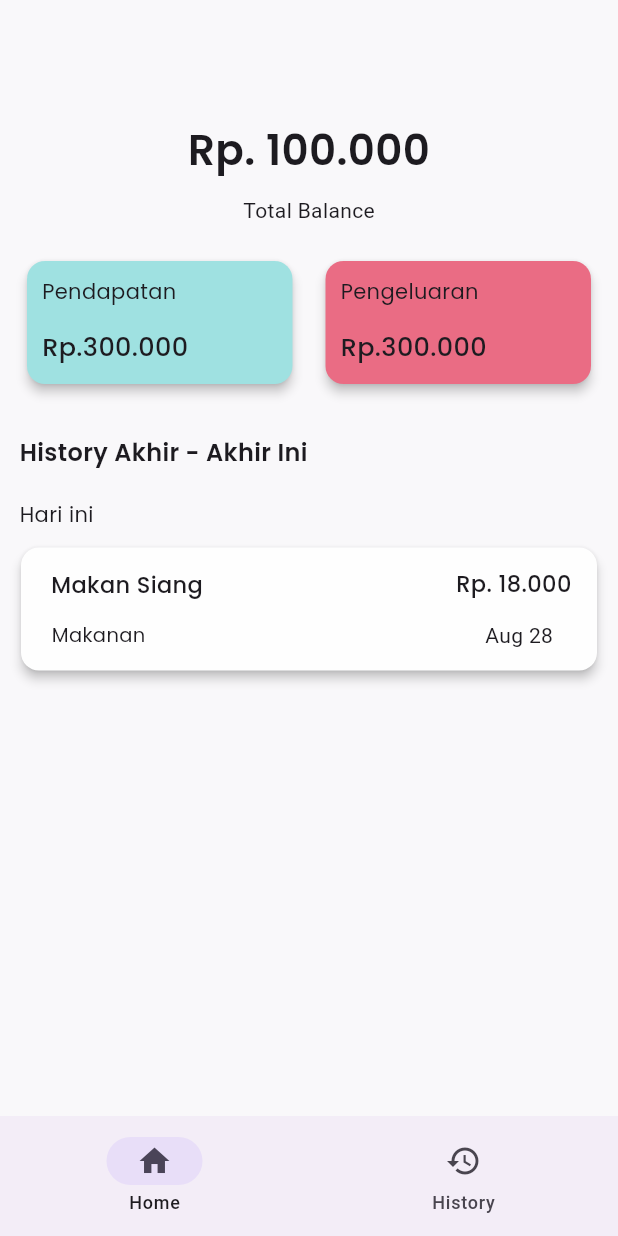
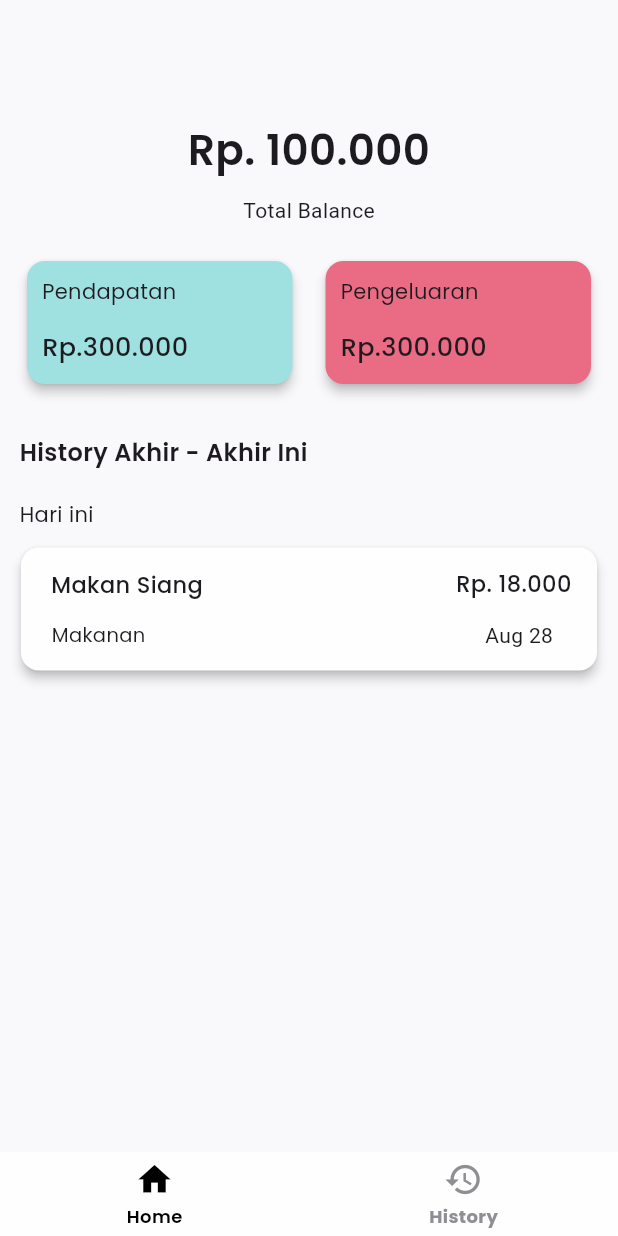
Before and after one commit to ITakora/money_manager, a Flutter app: the screen it shows after launch, on a phone screen of 412 x 824 dp. Run offline on Flutter 3.47's test engine with Material 3 defaults, Android fonts, the phone set to English and light mode, and no system bars; drawn by our look-alikes of persistent_bottom_nav_bar_v2; our stand-ins replace google_fonts.

Commit message:
changing bottom navigation to use library and refactor main file

```diff
--- a/lib/main.dart
+++ b/lib/main.dart
@@ -1,19 +1,4 @@
 import 'package:flutter/material.dart';
-import 'package:money_manager/screens/home_screen.dart';
+import 'package:money_manager/screens/bottom_navigation.dart';
 
-void main() {
-  runApp(const MyApp());
-}
-
-class MyApp extends StatelessWidget {
-  const MyApp({super.key});
-
-  // This widget is the root of your application.
-  @override
-  Widget build(BuildContext context) {
-    return const MaterialApp(
-      debugShowCheckedModeBanner: false,
-      home: HomeScreen(),
-    );
-  }
-}
+void main() => runApp(BottomNavigation());
--- /dev/null
+++ b/lib/screens/bottom_navigation.dart
@@ -0,0 +1,45 @@
+import 'package:flutter/material.dart';
+import 'package:google_fonts/google_fonts.dart';
+import 'package:money_manager/screens/history_screen.dart';
+import 'package:money_manager/screens/home_screen.dart';
+import 'package:persistent_bottom_nav_bar_v2/persistent_bottom_nav_bar_v2.dart';
+
+class BottomNavigation extends StatelessWidget {
+  const BottomNavigation({super.key});
+
+  @override
+  Widget build(BuildContext context) {
+    return MaterialApp(
+        title: 'Money Manager',
+        home: PersistentTabView(
+          tabs: [
+            PersistentTabConfig(
+              screen: HomeScreen(),
+              item: ItemConfig(
+                textStyle: GoogleFonts.poppins(
+                    fontSize: 12, fontWeight: FontWeight.w600),
+                activeForegroundColor: Colors.black,
+                icon: Icon(Icons.home),
+                title: "Home",
+              ),
+            ),
+            PersistentTabConfig(
+              screen: HistoryScreen(),
+              item: ItemConfig(
+                textStyle: GoogleFonts.poppins(
+                    fontSize: 12, fontWeight: FontWeight.bold),
+                activeForegroundColor: Colors.black,
+                icon: Icon(Icons.history),
+                title: "History",
+              ),
+            ),
+          ],
+          navBarBuilder: (navBarConfig) => Style7BottomNavBar(
+              navBarDecoration: NavBarDecoration(
+                borderRadius: BorderRadius.circular(3),
+                color: Color(0xFFFEFEFE),
+              ),
+              navBarConfig: navBarConfig),
+        ));
+  }
+}
--- /dev/null
+++ b/lib/screens/history_screen.dart
@@ -0,0 +1,12 @@
+import 'package:flutter/material.dart';
+
+class HistoryScreen extends StatelessWidget {
+  const HistoryScreen({super.key});
+
+  @override
+  Widget build(BuildContext context) {
+    return Scaffold(
+      body: Center(child: Text("History Screen"),),
+    );
+  }
+}
--- a/lib/screens/home_screen.dart
+++ b/lib/screens/home_screen.dart
@@ -1,6 +1,5 @@
 import 'package:flutter/material.dart';
 import 'package:google_fonts/google_fonts.dart';
-import 'package:money_manager/widgets/bottom_navigation.dart';
 import 'package:money_manager/widgets/expense_card.dart';
 import 'package:money_manager/widgets/income_expense_card.dart';
 
@@ -11,7 +10,6 @@ class HomeScreen extends StatelessWidget {
   Widget build(BuildContext context) {
     return Scaffold(
       backgroundColor: Color(0xFFF9F8FA),
-      bottomNavigationBar: BottomNavigation(),
       body: Column(
         crossAxisAlignment: CrossAxisAlignment.start,
         children: [
--- a/lib/widgets/bottom_navigation.dart
+++ /dev/null
@@ -1,35 +0,0 @@
-import 'package:flutter/material.dart';
-
-class BottomNavigation extends StatefulWidget {
-  const BottomNavigation({super.key});
-
-  @override
-  State<BottomNavigation> createState() => _BottomNavigationState();
-}
-
-class _BottomNavigationState extends State<BottomNavigation> {
-  int currentPageIndex = 0;
-
-  @override
-  Widget build(BuildContext context) {
-    return NavigationBar(
-        onDestinationSelected: (value) {
-          setState(() {
-            currentPageIndex = value;
-          });
-        },
-        selectedIndex: currentPageIndex,
-        destinations: [
-          NavigationDestination(
-            icon: Icon(Icons.home_outlined),
-            label: 'Home',
-            selectedIcon: Icon(Icons.home),
-          ),
-          NavigationDestination(
-            icon: Icon(Icons.history_outlined),
-            label: 'History',
-            selectedIcon: Icon(Icons.history_rounded),
-          )
-        ]);
-  }
-}
--- a/pubspec.yaml
+++ b/pubspec.yaml
@@ -36,7 +36,8 @@ dependencies:
   # Use with the CupertinoIcons class for iOS style icons.
   cupertino_icons: ^1.0.8
   google_fonts: ^6.2.1
-  persistent_bottom_nav_bar: ^6.2.1
+  persistent_bottom_nav_bar_v2: ^5.4.0
+
 
 dev_dependencies:
   flutter_test:
```
Also changed, not shown: pubspec.lock, 1 other file.
